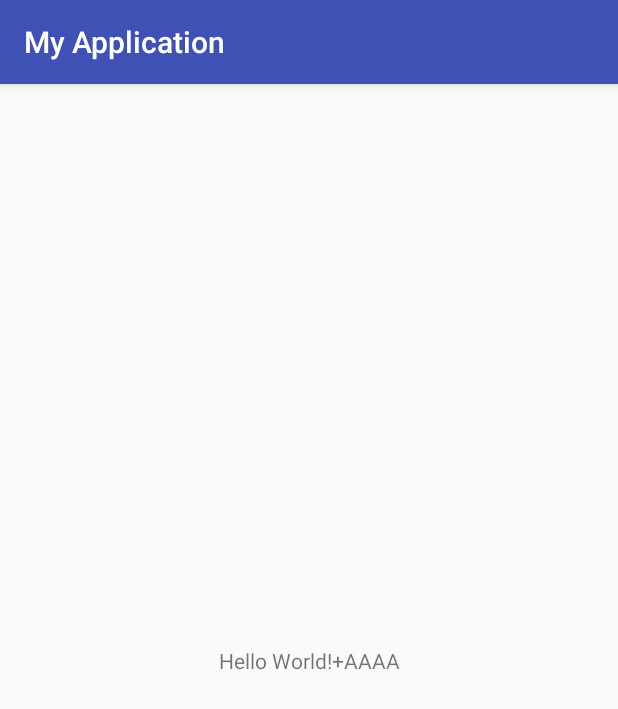
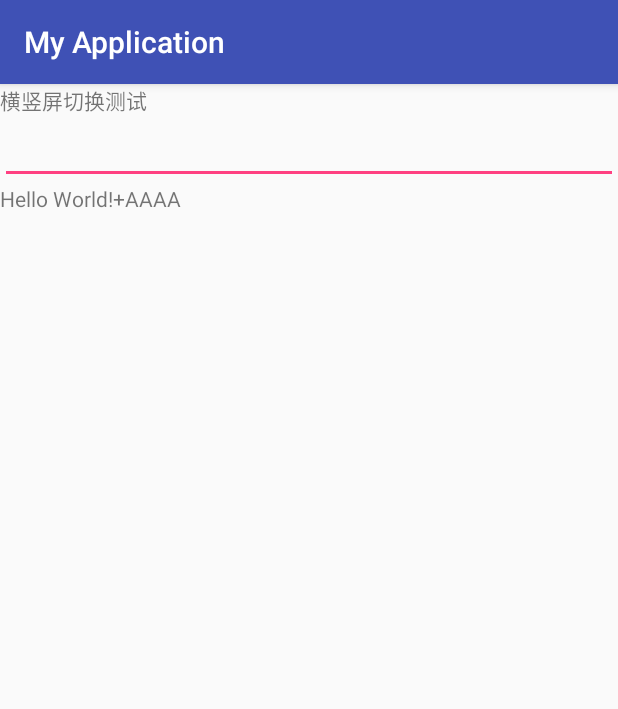
Before and after one commit to onetempforever/Android, an Android app: the screen it shows after launch (MainActivity), on a phone screen of 412 x 824 dp. Shown: the top 709 px of the screen. Run offline under Robolectric (Android 15) with nearby library versions, the phone set to English and light mode, and no system bars.

Commit message:
orientation

```diff
--- a/MyApplication/app/src/main/AndroidManifest.xml
+++ b/MyApplication/app/src/main/AndroidManifest.xml
@@ -9,7 +9,8 @@
         android:roundIcon="@mipmap/ic_launcher_round"
         android:supportsRtl="true"
         android:theme="@style/AppTheme">
-        <activity android:name=".MainActivity">
+        <activity android:name=".MainActivity"
+            android:configChanges="orientation|keyboardHidden|screenSize">
             <intent-filter>
                 <action android:name="android.intent.action.MAIN" />
 
--- a/MyApplication/app/src/main/java/git/example/dell/myapplication/MainActivity.java
+++ b/MyApplication/app/src/main/java/git/example/dell/myapplication/MainActivity.java
@@ -1,14 +1,30 @@
 package git.example.dell.myapplication;
 
 import android.content.Intent;
+import android.content.pm.ActivityInfo;
+import android.content.res.Configuration;
 import android.support.v7.app.AppCompatActivity;
 import android.os.Bundle;
 import android.util.Log;
 import android.view.View;
+import android.widget.EditText;
+import android.widget.TextView;
+
+/*从 Android 3.2 (API级别 13)开始
+1、不设置Activity的android:configChanges，或设置Activity的android:configChanges="orientation"，
+或设置Activity的android:configChanges="orientation|keyboardHidden"，切屏会重新调用各个生命周期，切横屏时会执行一次，切竖屏时会执行一次。
+2、配置 android:configChanges="orientation|keyboardHidden|screenSize"，才不会销毁 activity，且只调用 onConfigurationChanged方法。
+
+作者：yoosir
+链接：https://www.jianshu.com/p/dbc7e81aead2
+來源：简书
+著作权归作者所有。商业转载请联系作者获得授权，非商业转载请注明出处。*/
 
 public class MainActivity extends AppCompatActivity {
 
     private String TAG="AAAA";
+    EditText et;
+    TextView tv;
     @Override
     protected void onCreate(Bundle savedInstanceState) {
         super.onCreate(savedInstanceState);
@@ -16,6 +32,28 @@ public class MainActivity extends AppCompatActivity {
 
         Log.d(TAG, "AAAA----onCreate: ");
     }
+
+    @Override
+    public void onConfigurationChanged(Configuration newConfig) {
+        super.onConfigurationChanged(newConfig);
+        Log.d(TAG," -- onConfigurationChanged");
+        if(newConfig.orientation == ActivityInfo.SCREEN_ORIENTATION_PORTRAIT){
+            //切换到竖屏
+            //修改布局文件
+            setContentView(R.layout.activity_main);
+            //findViewById ....
+            //TODO something
+            Log.d(TAG," -- onConfigurationChanged  可以在竖屏方向 to do something");
+        }else{
+            //切换到横屏
+            //修改布局文件
+            setContentView(R.layout.activity_main);
+            //findViewById ....
+            //TODO something
+            Log.d(TAG," -- onConfigurationChanged  可以在横屏方向 to do something");
+        }
+    }
+
 
     @Override
     protected void onStart() {
--- a/MyApplication/app/src/main/res/layout/activity_main.xml
+++ b/MyApplication/app/src/main/res/layout/activity_main.xml
@@ -1,11 +1,24 @@
 <?xml version="1.0" encoding="utf-8"?>
-<android.support.constraint.ConstraintLayout xmlns:android="http://schemas.android.com/apk/res/android"
+<LinearLayout xmlns:android="http://schemas.android.com/apk/res/android"
     xmlns:app="http://schemas.android.com/apk/res-auto"
     xmlns:tools="http://schemas.android.com/tools"
     android:layout_width="match_parent"
     android:layout_height="match_parent"
-    tools:context="git.example.dell.myapplication.MainActivity">
+    tools:context="git.example.dell.myapplication.MainActivity"
+    android:orientation="vertical">
 
+
+    <TextView
+        android:id="@+id/tv"
+        android:layout_width="fill_parent"
+        android:layout_height="wrap_content"
+        android:text="横竖屏切换测试"
+        />
+    <EditText
+        android:layout_width="fill_parent"
+        android:layout_height="wrap_content"
+        android:id="@+id/et"
+        />
     <TextView
         android:layout_width="wrap_content"
         android:layout_height="wrap_content"
@@ -16,4 +29,4 @@
         app:layout_constraintRight_toRightOf="parent"
         app:layout_constraintTop_toTopOf="parent" />
 
-</android.support.constraint.ConstraintLayout>
+</LinearLayout>
```
